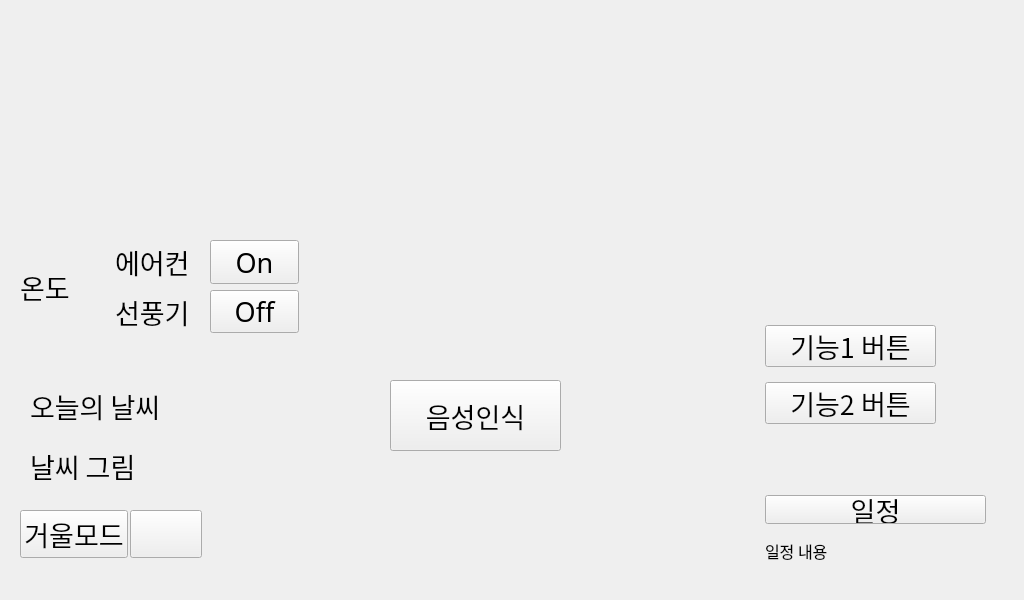
Qt form src/UI/ui.ui (onedayonecoding/IOT_Project_SmartMirror) before a commit.
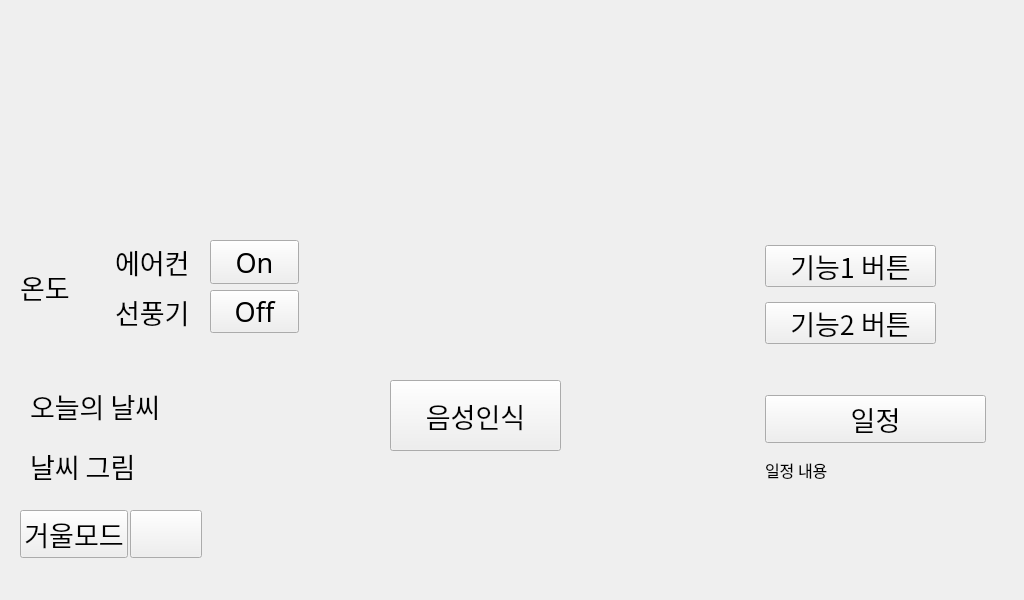
The same form after that commit. Icons and pictures are not drawn.

The edit to the form file:
```diff
--- a/src/UI/ui.ui
+++ b/src/UI/ui.ui
@@ -224,9 +224,9 @@
    <property name="geometry">
     <rect>
      <x>760</x>
-     <y>490</y>
+     <y>390</y>
      <width>231</width>
-     <height>78</height>
+     <height>151</height>
     </rect>
    </property>
    <layout class="QVBoxLayout" name="verticalLayout_2">
@@ -280,7 +280,7 @@
    <property name="geometry">
     <rect>
      <x>760</x>
-     <y>320</y>
+     <y>240</y>
      <width>181</width>
      <height>109</height>
     </rect>
```
Left out of the diff: 4 changed lines with no effect on the pictures.
